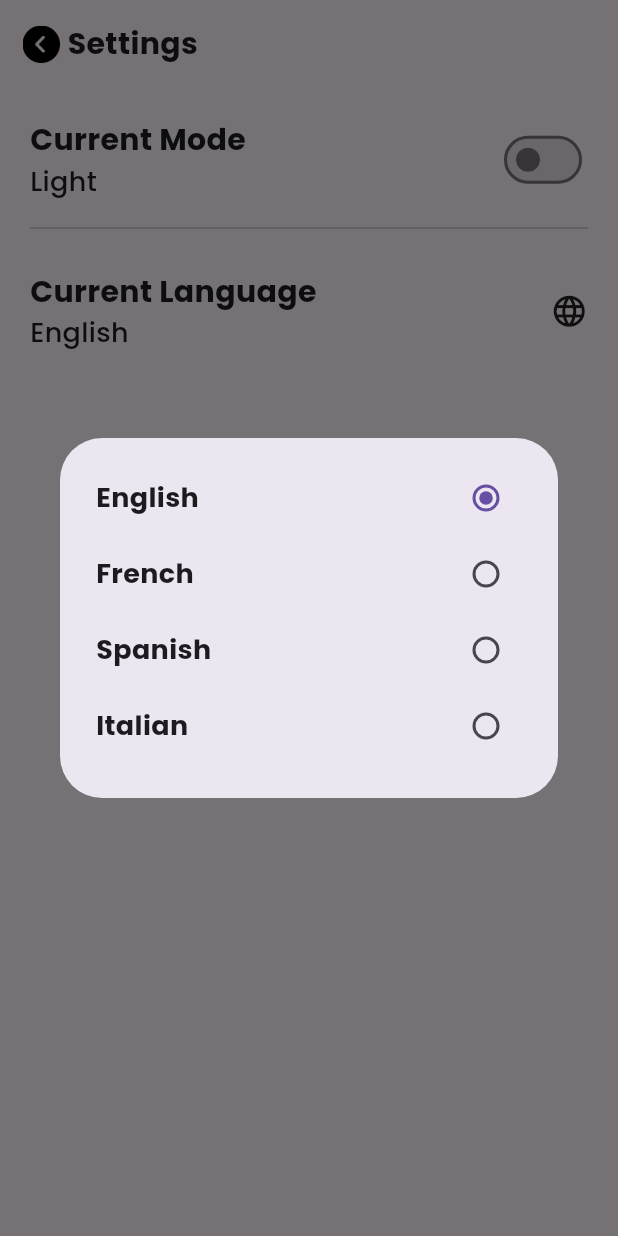
After one commit to BreezyWeezy15/TodosFlutter, a Flutter app: the SettingsPage screen opened directly, after a tap on the "language" icon, on a phone screen of 412 x 824 dp. The commit adds this screen. Run offline on Flutter 3.47's test engine with Material 3 defaults, Android fonts, the light colour scheme and no system bars; our stand-ins replace flutter_local_notifications, fluttertoast, gap, get, get_storage, google_fonts and 3 more; missing offline and left inert: alarm, dart:ffi; accounts and stored records are empty.

Commit message:
new changes

```diff
--- a/lib/main.dart
+++ b/lib/main.dart
@@ -1,7 +1,9 @@
 import 'package:alarm/alarm.dart';
 import 'package:flutter/material.dart';
+import 'package:get/get.dart';
 import 'package:get_storage/get_storage.dart';
 import 'package:todos_app/db/todos_helper.dart';
+import 'package:todos_app/storage/storage_helper.dart';
 import 'package:todos_app/ui/splash_page.dart';
 
 import 'notification_helper.dart';
@@ -13,9 +15,12 @@ void main() async {
   //await AndroidAlarmManager.initialize();
   await Alarm.init();
   NotificationHelper.initializePlatformSpecifics();
-  runApp(const MaterialApp(
-    home: MyApp(),
+  runApp( GetMaterialApp(
+    home: const MyApp(),
     debugShowCheckedModeBanner: false,
+    darkTheme: ThemeData.dark(),
+    theme: ThemeData.light(),
+    themeMode: StorageHelper.getCurrentMode() ? ThemeMode.dark : ThemeMode.light,
   ));
 }
 
--- a/lib/storage/storage_helper.dart
+++ b/lib/storage/storage_helper.dart
@@ -9,4 +9,26 @@ class StorageHelper {
    static bool isDone(){
      return _box.read("isDone") ?? false;
    }
+
+   // DARK / LIGHT Mode
+   static void setCurrentMode(bool isDark){
+      _box.write("mode", isDark);
+   }
+   static bool getCurrentMode(){
+      return _box.read("mode") ?? false;
+   }
+
+   static setCode(int position){
+     _box.write("language", position);
+   }
+   static int getCode(){
+     return _box.read("language") ?? 0;
+   }
+
+   static setSelectedLanguage(String language){
+     _box.write("lingua", language);
+   }
+   static String getSelectedLanguage(){
+     return _box.read("lingua") ?? "English";
+   }
 }
--- a/lib/ui/home_page.dart
+++ b/lib/ui/home_page.dart
@@ -8,6 +8,7 @@ import 'package:gap/gap.dart';
 import 'package:get/get.dart';
 import 'package:todos_app/controller/todos_controller.dart';
 import 'package:todos_app/ui/edit_task_page.dart';
+import 'package:todos_app/ui/settings_page.dart';
 import 'package:todos_app/utils.dart';
 import 'details_page.dart';
 import 'package:permission_handler/permission_handler.dart';
@@ -42,6 +43,15 @@ class _HomePageState extends State<HomePage> {
   Widget build(BuildContext context) {
     return SafeArea(
       child: Scaffold(
+        floatingActionButton: FloatingActionButton(
+          onPressed: (){
+            Navigator.push(context, MaterialPageRoute(builder: (_) => const SettingsPage())).then((value){
+               _todosController.getTodos("Personal");
+            });
+          },
+          backgroundColor: Colors.black26,
+          child: const Icon(Icons.settings,size: 25,color: Colors.white,),
+        ),
         body: SingleChildScrollView(
           child: Column(
             children: [
--- /dev/null
+++ b/lib/ui/settings_page.dart
@@ -0,0 +1,153 @@
+import 'package:flutter/material.dart';
+import 'package:gap/gap.dart';
+import 'package:get/get.dart';
+import 'package:todos_app/storage/storage_helper.dart';
+import 'package:todos_app/utils.dart';
+
+class SettingsPage extends StatefulWidget {
+  const SettingsPage({super.key});
+
+  @override
+  State<SettingsPage> createState() => _SettingsPageState();
+}
+
+class _SettingsPageState extends State<SettingsPage> {
+  bool isDark = false;
+  String mode = "Light";
+  String language = "English";
+  int selectedRadio = 0;
+  final List<String> _languages  = ["English","French","Spanish","Italian"];
+  @override
+  void initState() {
+    super.initState();
+    setState(() {
+      language = StorageHelper.getSelectedLanguage();
+      selectedRadio = StorageHelper.getCode();
+      isDark = StorageHelper.getCurrentMode();
+      isDark ? mode = "Dark" : mode = "Light";
+    });
+  }
+
+  @override
+  Widget build(BuildContext context) {
+    return SafeArea(
+      child: Scaffold(
+        body: Column(
+          children: [
+            Padding(
+              padding: const EdgeInsets.all(15),
+              child: Row(
+                children: [
+                  InkWell(
+                    onTap: (){
+                      Navigator.pop(context);
+                    },
+                    child: Image.asset("assets/images/arrow.png",width: 25,height: 25,),
+                  ),
+                  const Gap(5),
+                  Text("Settings",style: getBoldFont().copyWith(fontSize: 20),)
+                ],
+              ),
+            ),
+            Padding(
+              padding: const EdgeInsets.only(left: 20,right: 20,top: 20),
+              child: Row(
+                children: [
+                  Expanded(
+                    child: Column(
+                      crossAxisAlignment: CrossAxisAlignment.start,
+                      children: [
+                        Text("Current Mode",style: getBoldFont().copyWith(fontSize: 20),),
+                        Text(mode,style: getMedFont().copyWith(fontSize: 18),)
+                      ],
+                    ),
+                  ),
+                  Switch(
+                      value: isDark,
+                      onChanged: (value){
+                     setState(() {
+                       isDark = value;
+                       isDark ? mode = "Dark" : mode = "Light";
+                     });
+                     if(isDark){
+                       StorageHelper.setValue(true);
+                       Get.changeThemeMode(ThemeMode.dark);
+                     } else {
+                       StorageHelper.setValue(false);
+                       Get.changeThemeMode(ThemeMode.light);
+                     }
+
+                  })
+                ],
+              ),
+            ),
+            const Padding(
+              padding: EdgeInsets.only(left: 20,right: 20,top: 10),
+              child: Divider(),
+            ),
+            Padding(
+              padding: const EdgeInsets.only(left: 20,right: 20,top: 20),
+              child: Row(
+                children: [
+                  Expanded(
+                    child: Column(
+                      crossAxisAlignment: CrossAxisAlignment.start,
+                      children: [
+                        Text("Current Language",style: getBoldFont().copyWith(fontSize: 20),),
+                        Text(language,style: getMedFont().copyWith(fontSize: 18),)
+                      ],
+                    ),
+                  ),
+                  GestureDetector(
+                    onTap: (){
+                      // show bottom sheet with 3 languages
+                      showDialog(
+                          context: context,
+                          builder: (context){
+                            return AlertDialog(
+                              content: StatefulBuilder(
+                                builder: (context,state){
+                                  return SizedBox(
+                                    width: MediaQuery.of(context).size.width,
+                                    height: 200,
+                                    child: Column(
+                                      crossAxisAlignment: CrossAxisAlignment.start,
+                                      mainAxisAlignment: MainAxisAlignment.spaceBetween,
+                                      children: List<Widget>.generate(_languages.length, (index){
+                                        return Row(
+                                          children: [
+                                            Expanded(child: Text(_languages[index],style: getBoldFont().copyWith(fontSize: 18),)),
+                                            const SizedBox(width: 10,),
+                                            Radio<int>(
+                                                value: index,
+                                                groupValue: selectedRadio,
+                                                onChanged: (index){
+                                                  setState(() {
+                                                    selectedRadio = index!;
+                                                    language = _languages[index];
+                                                  });
+                                                  StorageHelper.setSelectedLanguage(language);
+                                                  StorageHelper.setCode(selectedRadio);
+                                                  Navigator.pop(context);
+                                                })
+                                          ],
+                                        );
+                                      }).toList(),
+                                    ),
+                                  );
+                                },
+                              ),
+                            );
+                          });
+                    },
+                    child: const Icon(Icons.language,size: 25,),
+                  )
+                ],
+              ),
+            ),
+          ],
+        ),
+      ),
+    );
+  }
+}
--- a/lib/utils.dart
+++ b/lib/utils.dart
@@ -1,5 +1,4 @@
 import 'dart:ui';
-
 import 'package:flutter/src/painting/text_style.dart';
 import 'package:google_fonts/google_fonts.dart';
 
```
